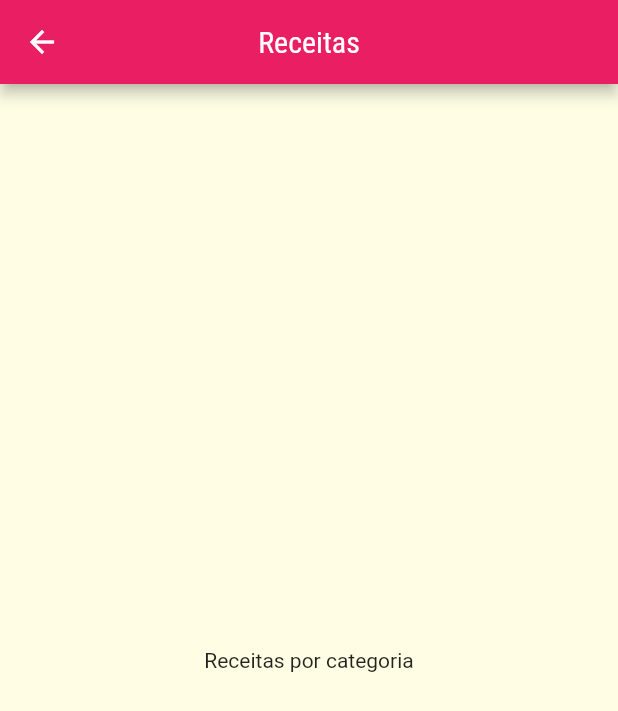
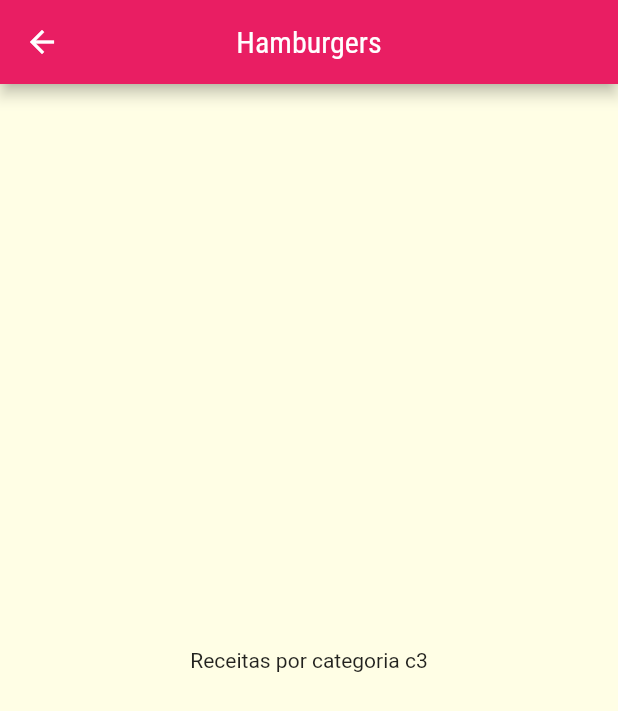
Before and after one commit to Jo-Analyst/meals-app, a Flutter app: the screen it shows after launch, after a tap on "Hamburgers", on a phone screen of 412 x 824 dp. Shown: the top 711 px of the screen. Run offline on Flutter 3.47's test engine with Material 2 defaults, Android fonts, the phone set to English and light mode, and no system bars.

Commit message:
185. Passando Dados via Construtor

```diff
--- a/lib/components/category_item.dart
+++ b/lib/components/category_item.dart
@@ -10,7 +10,7 @@ class CategoryItem extends StatelessWidget {
     Navigator.of(context).push(
       MaterialPageRoute(
         builder: (_) {
-          return const CategoriesMealsScreen();
+          return CategoriesMealsScreen(category);
         },
       ),
     );
--- a/lib/screens/categories_meals_screen.dart
+++ b/lib/screens/categories_meals_screen.dart
@@ -1,18 +1,21 @@
 import 'package:flutter/material.dart';
 
+import '../models/category.dart';
+
 class CategoriesMealsScreen extends StatelessWidget {
-  const CategoriesMealsScreen({super.key});
+  final Category category;
+  const CategoriesMealsScreen(this.category, {super.key});
 
   @override
   Widget build(BuildContext context) {
     return Scaffold(
       appBar: AppBar(
-        title: const Text("Receitas"),
+        title: Text(category.title),
         centerTitle: true,
       ),
-      body: const Center(
+      body: Center(
         child: Text(
-          "Receitas por categoria",
+          "Receitas por categoria ${category.id}",
         ),
       ),
     );
```
